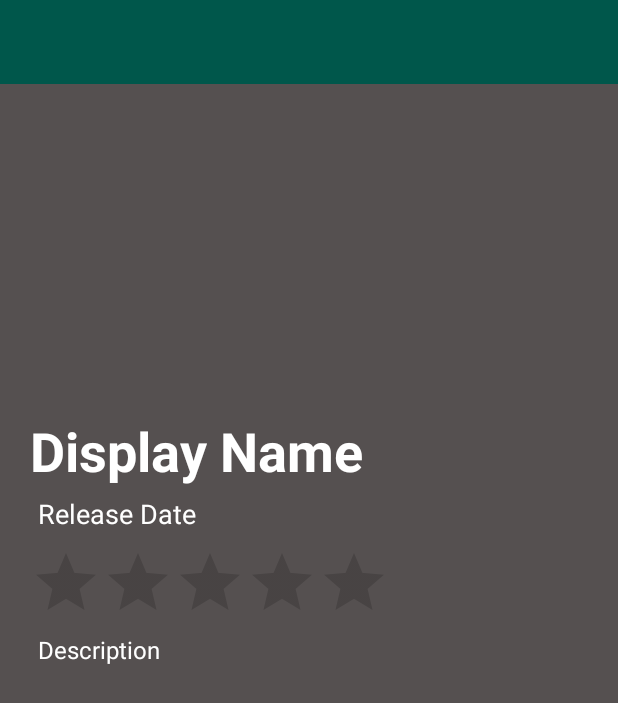
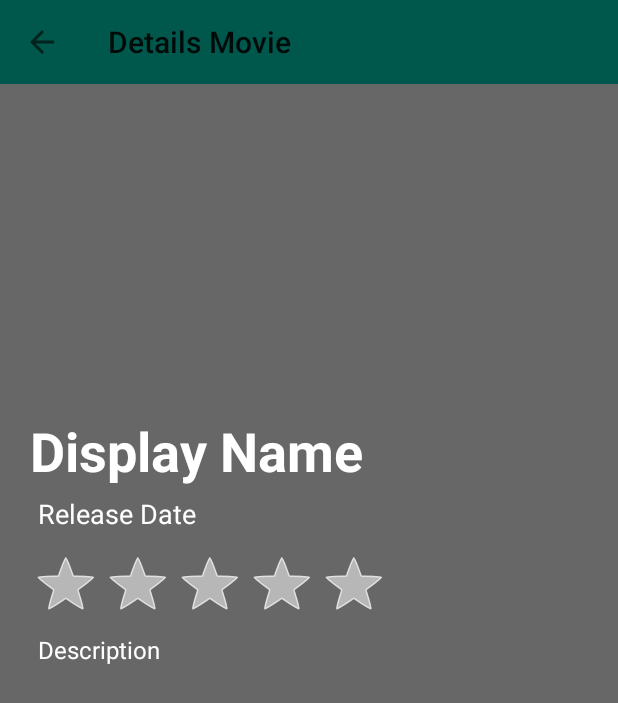
Before and after one commit to lilytran997/assigmentweek4, an Android app: the DetailsMovieActivity screen opened directly, with no data from a screen before it, on a phone screen of 412 x 824 dp. Shown: the top 703 px of the screen. Run offline under Robolectric (Android 15) with nearby library versions, the phone set to English and light mode, and no system bars.

```diff
--- a/app/src/main/AndroidManifest.xml
+++ b/app/src/main/AndroidManifest.xml
@@ -11,8 +11,8 @@
             android:roundIcon="@mipmap/ic_launcher_round"
             android:supportsRtl="true"
             android:theme="@style/AppTheme">
-        <activity android:name=".DetailsMovieActivity">
-        </activity>
+        <activity android:name=".DetailsMovieActivity"
+            android:parentActivityName=".MainActivity"/>
         <activity android:name=".MainActivity">
             <intent-filter>
                 <action android:name="android.intent.action.MAIN"/>
--- a/app/src/main/java/com/example/assigmentweek4/DetailsMovieActivity.kt
+++ b/app/src/main/java/com/example/assigmentweek4/DetailsMovieActivity.kt
@@ -8,5 +8,9 @@ class DetailsMovieActivity : AppCompatActivity() {
     override fun onCreate(savedInstanceState: Bundle?) {
         super.onCreate(savedInstanceState)
         setContentView(R.layout.activity_details_movie)
+        //toolbar
+        setSupportActionBar(findViewById(R.id.toolbar))
+        supportActionBar!!.title = "Details Movie"
+        supportActionBar?.setDisplayHomeAsUpEnabled(true)
     }
 }
--- a/app/src/main/java/com/example/assigmentweek4/MainActivity.kt
+++ b/app/src/main/java/com/example/assigmentweek4/MainActivity.kt
@@ -8,5 +8,9 @@ class MainActivity : AppCompatActivity() {
     override fun onCreate(savedInstanceState: Bundle?) {
         super.onCreate(savedInstanceState)
         setContentView(R.layout.activity_main)
+        //toolbar
+        setSupportActionBar(findViewById(R.id.toolbar))
+        supportActionBar!!.title = "List Movie"
+
     }
 }
--- a/app/src/main/java/com/example/assigmentweek4/model/movie.kt
+++ b/app/src/main/java/com/example/assigmentweek4/model/movie.kt
@@ -5,4 +5,5 @@ data class movie(
     val video: Boolean, val vote_average: Double,
     val title: String, val popularity: Double,
     val poster_path: String, val original_language: String,
-    val original_title: String)
+    val original_title: String, val genre_ids: Int, val backdrop_path: String,
+    val adult: Boolean, val overview: String, val release_date: String)
--- a/app/src/main/res/layout/activity_details_movie.xml
+++ b/app/src/main/res/layout/activity_details_movie.xml
@@ -6,7 +6,7 @@
     android:layout_width="match_parent"
     android:layout_height="match_parent"
     tools:context=".DetailsMovieActivity"
-    android:background="#555050">
+    android:background="#686767">
     <include
         android:id="@+id/toolbar"
         layout="@layout/tool_bar"/>
@@ -41,7 +41,7 @@
 
     <RatingBar
         android:id="@+id/rating"
-        style="@android:style/Widget.DeviceDefault.Light.RatingBar"
+        style="@android:style/Widget.Holo.RatingBar"
         android:layout_width="wrap_content"
         android:layout_height="wrap_content"
         android:layout_below="@id/date"
@@ -55,6 +55,7 @@
         android:layout_height="wrap_content"
         android:layout_below="@id/rating"
         android:layout_marginStart="25dp"
+        android:layout_marginEnd="10dp"
         android:text="@string/des"
         android:textColor="#ffff"
         android:textSize="16sp"/>
--- a/app/src/main/res/layout/movie_row.xml
+++ b/app/src/main/res/layout/movie_row.xml
@@ -10,8 +10,7 @@
         android:layout_marginStart="10dp"
         android:layout_width="100dp"
         android:layout_height="150dp"
-        android:contentDescription="@string/todo"
-        android:src="@drawable/eo56"/>
+        android:contentDescription="@string/todo" />
 
     <TextView
         android:id="@+id/name"
@@ -21,7 +20,7 @@
         android:layout_marginTop="10dp"
         android:layout_toEndOf="@+id/movie"
         android:fontFamily="serif"
-        android:text="@string/name"
+        android:text="@string/name_movie"
         android:textAlignment="center"
         android:textColor="#ffff"
         android:textSize="24sp"
```
